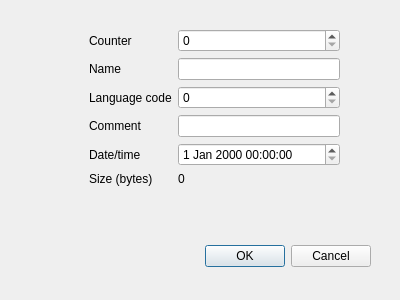
This is entersavedetailsdialog.ui in hitomi2500/ss-save-parser as Qt 5 draws it before an edit. The edited form follows.
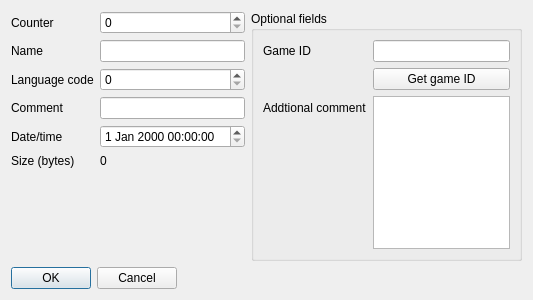
This is the edited form.

```diff
--- a/entersavedetailsdialog.ui
+++ b/entersavedetailsdialog.ui
@@ -6,38 +6,15 @@
    <rect>
     <x>0</x>
     <y>0</y>
-    <width>400</width>
+    <width>533</width>
     <height>300</height>
    </rect>
   </property>
   <property name="windowTitle">
    <string>Sega Saturn RAM Backup parser</string>
   </property>
-  <widget class="QDialogButtonBox" name="buttonBox">
-   <property name="geometry">
-    <rect>
-     <x>30</x>
-     <y>240</y>
-     <width>341</width>
-     <height>32</height>
-    </rect>
-   </property>
-   <property name="orientation">
-    <enum>Qt::Horizontal</enum>
-   </property>
-   <property name="standardButtons">
-    <set>QDialogButtonBox::Cancel|QDialogButtonBox::Ok</set>
-   </property>
-  </widget>
-  <widget class="QWidget" name="formLayoutWidget">
-   <property name="geometry">
-    <rect>
-     <x>89</x>
-     <y>29</y>
-     <width>251</width>
-     <height>171</height>
-    </rect>
-   </property>
+  <layout class="QFormLayout" name="formLayout_2">
+   <item row="0" column="0">
    <layout class="QFormLayout" name="formLayout">
     <property name="fieldGrowthPolicy">
      <enum>QFormLayout::AllNonFixedFieldsGrow</enum>
@@ -115,7 +92,54 @@
      </widget>
     </item>
    </layout>
-  </widget>
+   </item>
+   <item row="1" column="0">
+    <widget class="QDialogButtonBox" name="buttonBox">
+     <property name="orientation">
+      <enum>Qt::Horizontal</enum>
+     </property>
+     <property name="standardButtons">
+      <set>QDialogButtonBox::Cancel|QDialogButtonBox::Ok</set>
+     </property>
+    </widget>
+   </item>
+   <item row="0" column="1">
+    <widget class="QGroupBox" name="OptionalBox">
+     <property name="title">
+      <string>Optional fields</string>
+     </property>
+     <layout class="QFormLayout" name="formLayout_4">
+      <item row="1" column="0">
+       <widget class="QLabel" name="label_8">
+        <property name="text">
+         <string>Game ID</string>
+        </property>
+       </widget>
+      </item>
+      <item row="1" column="1">
+       <widget class="QLineEdit" name="lineEdit"/>
+      </item>
+      <item row="3" column="0">
+       <widget class="QLabel" name="label_9">
+        <property name="text">
+         <string>Addtional comment</string>
+        </property>
+       </widget>
+      </item>
+      <item row="3" column="1">
+       <widget class="QTextBrowser" name="textBrowser"/>
+      </item>
+      <item row="2" column="1">
+       <widget class="QPushButton" name="pushButton">
+        <property name="text">
+         <string>Get game ID</string>
+        </property>
+       </widget>
+      </item>
+     </layout>
+    </widget>
+   </item>
+  </layout>
  </widget>
  <resources/>
  <connections>
```
Lines whose indentation alone changed are shown as unchanged.
